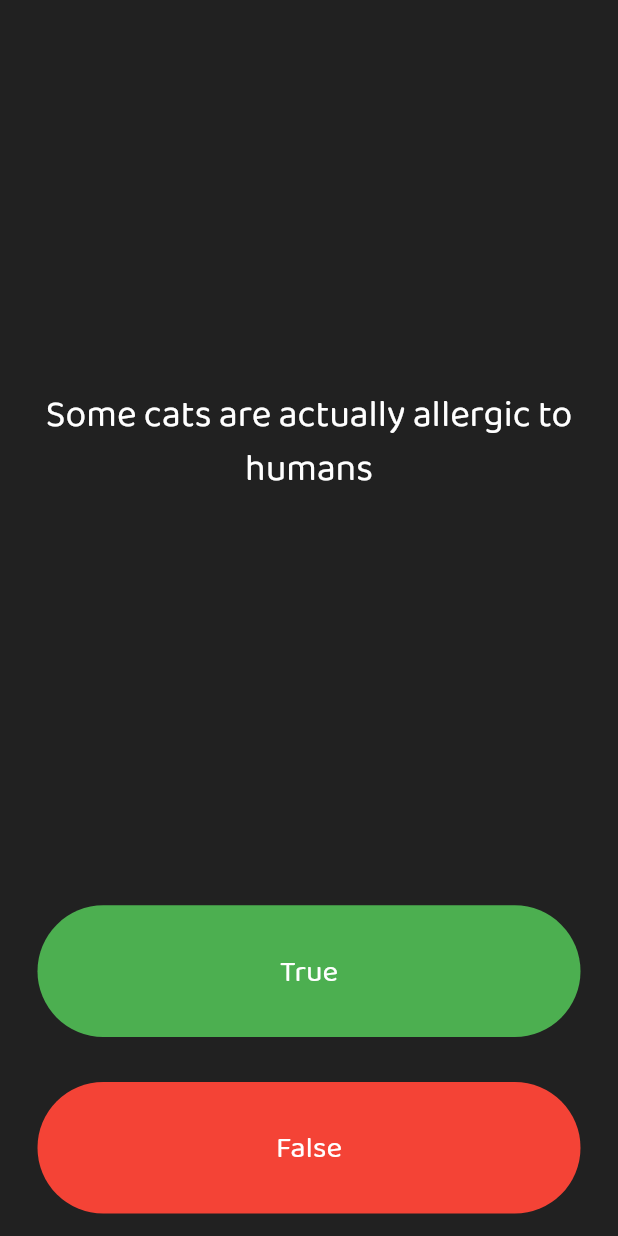
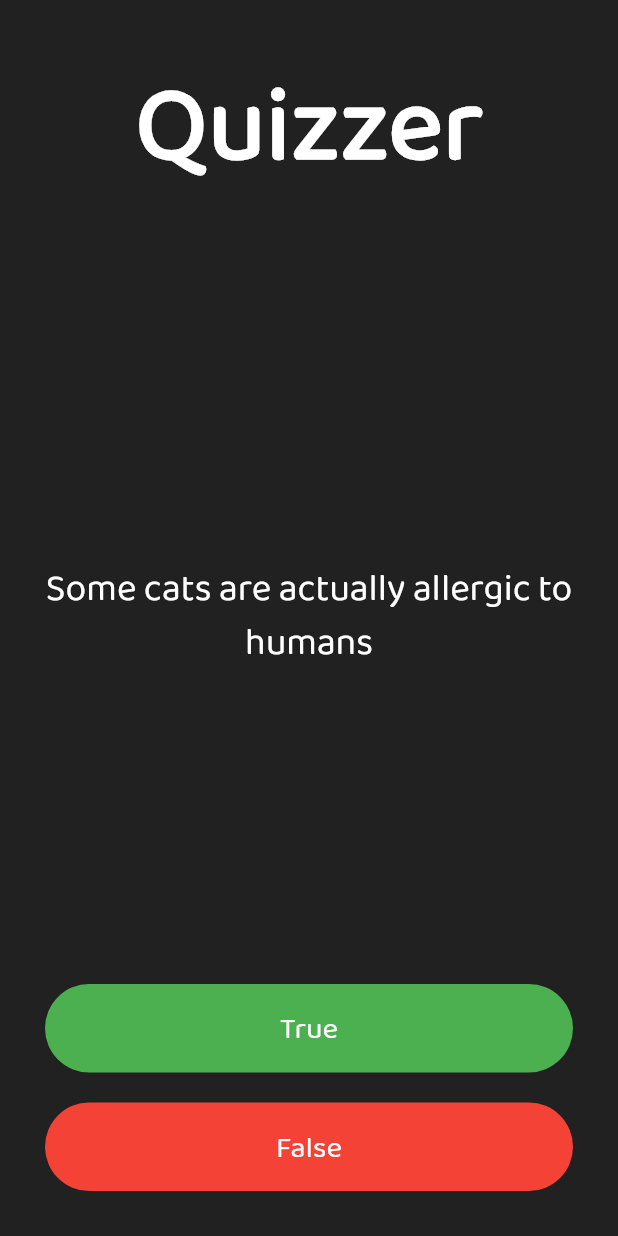
Before and after one commit to zolomohan/quizzler, a Flutter app: the screen it shows after launch, on a phone screen of 412 x 824 dp. Run offline on Flutter 3.47's test engine with Material 2 defaults, Android fonts, the phone set to English and light mode, and no system bars; our stand-ins replace rflutter_alert.

Commit message:
Add Title to Quiz Page

```diff
--- a/lib/main.dart
+++ b/lib/main.dart
@@ -1,11 +1,12 @@
+import 'package:flutter/cupertino.dart';
 import 'package:flutter/material.dart';
 import 'package:quizzler/QuizBrain.dart';
 import 'package:rflutter_alert/rflutter_alert.dart';
 
-void main() => runApp(Quizzler());
+void main() => runApp(Quizzer());
 QuizBrain quizBrain = QuizBrain();
 
-class Quizzler extends StatelessWidget {
+class Quizzer extends StatelessWidget {
   @override
   Widget build(BuildContext context) {
     return MaterialApp(
@@ -70,9 +71,22 @@ class _QuizPageState extends State<QuizPage> {
       crossAxisAlignment: CrossAxisAlignment.stretch,
       children: <Widget>[
         Expanded(
-          flex: 5,
           child: Padding(
-            padding: EdgeInsets.all(0.0),
+            padding: const EdgeInsets.all(8.0),
+            child: Center(
+              child: Text(
+                'Quizzer',
+                style: TextStyle(
+                    fontFamily: 'BalooChettan2',
+                    color: Colors.white,
+                    fontSize: 70.0,
+                    fontWeight: FontWeight.bold),
+              ),
+            ),
+          ),
+        ),
+        Expanded(
+          flex: 3,
           child: Center(
             child: Text(
               quizBrain.getQuestion(),
@@ -85,11 +99,10 @@ class _QuizPageState extends State<QuizPage> {
             ),
           ),
         ),
-        ),
-        Expanded(
-          child: Padding(
-            padding: EdgeInsets.all(15.0),
+        Container(
+          margin: EdgeInsets.fromLTRB(20.0, 0.0, 20.0, 20.0),
           child: FlatButton(
+            padding: EdgeInsets.symmetric(vertical: 15.0),
             textColor: Colors.white,
             color: Colors.green,
             child: Text(
@@ -105,11 +118,10 @@ class _QuizPageState extends State<QuizPage> {
             onPressed: () => onAnswer(true),
           ),
         ),
-        ),
-        Expanded(
-          child: Padding(
-            padding: EdgeInsets.all(15.0),
+        Container(
+          margin: EdgeInsets.fromLTRB(20.0, 0.0, 20.0, 20.0),
           child: FlatButton(
+            padding: EdgeInsets.symmetric(vertical: 15.0),
             color: Colors.red,
             child: Text(
               'False',
@@ -124,8 +136,10 @@ class _QuizPageState extends State<QuizPage> {
             onPressed: () => onAnswer(false),
           ),
         ),
-        ),
-        Row(children: scoreKeeper)
+        Container(
+          margin: EdgeInsets.only(bottom: 10.0),
+          child: Row(children: scoreKeeper),
+        )
       ],
     );
   }
```
Lines whose indentation alone changed are shown as unchanged.
